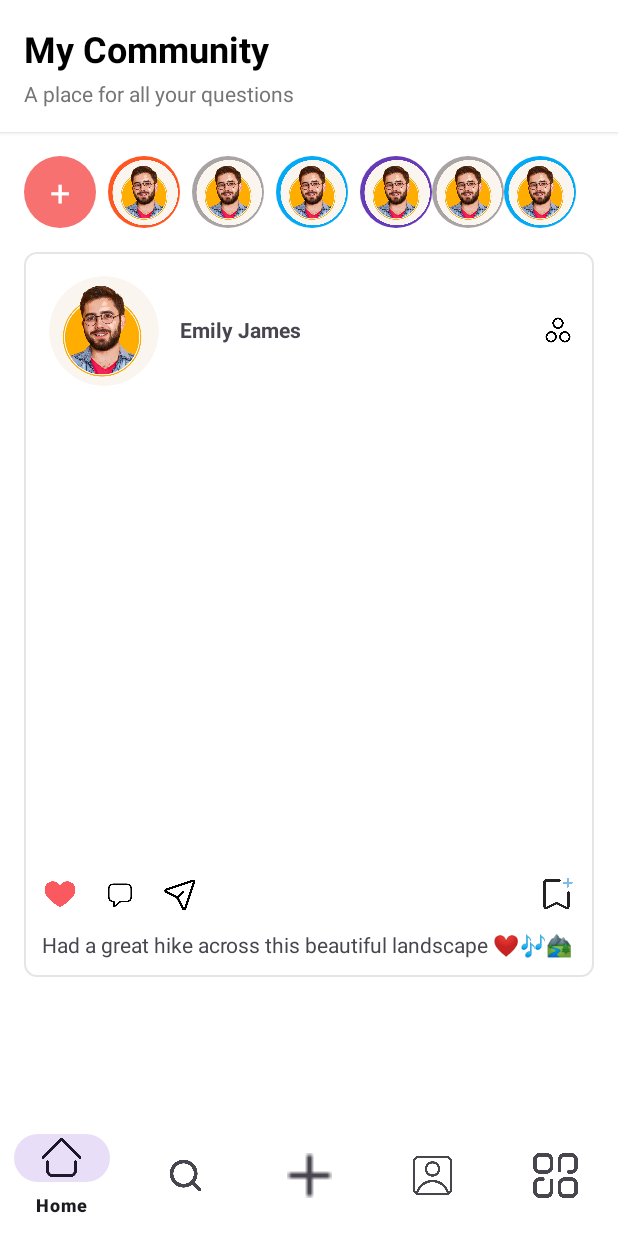
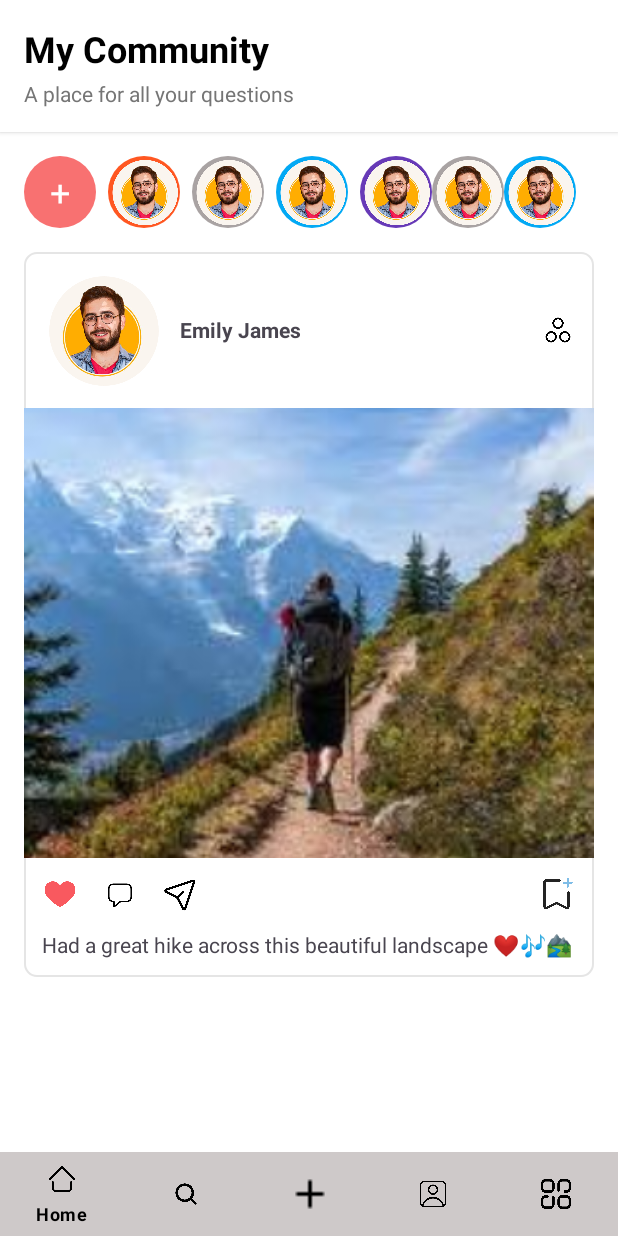
Before and after one commit to faiq0090/connectme, an Android app: the HomeFragment screen opened directly, with no data from a screen before it, on a phone screen of 412 x 824 dp. Run offline under Robolectric (Android 15) with nearby library versions, the phone set to English and light mode, and no system bars.

Commit message:
home-screen

```diff
--- a/app/src/main/res/layout/activity_bottom_navigation.xml
+++ b/app/src/main/res/layout/activity_bottom_navigation.xml
@@ -22,8 +22,9 @@
         app:layout_constraintEnd_toEndOf="parent"
         app:layout_constraintBottom_toBottomOf="parent"
         app:menu="@menu/bottom_menu"
-        android:background="#ffffff"
-        app:itemIconSize="30dp"
+        style="@style/CustomBottomNavStyle"
+        android:background="#CEC9C9"
+        app:itemIconSize="20dp"
 
         />
 
--- a/app/src/main/res/layout/fragment_home.xml
+++ b/app/src/main/res/layout/fragment_home.xml
@@ -184,6 +184,7 @@
                         android:id="@+id/ivPostImage"
                         android:layout_width="match_parent"
                         android:layout_height="300dp"
+                        android:src="@drawable/hiking"
                         android:scaleType="centerCrop"/>
 
                     <!-- Post Actions -->
--- a/app/src/main/res/values/colors.xml
+++ b/app/src/main/res/values/colors.xml
@@ -5,4 +5,5 @@
     <color name="brown_primary">#6B4F3F</color>
     <color name="text_gray">#666666</color>
     <color name="hint_gray">#BBBBBB</color>
+    <color name="btm_gray">#8A8A86</color>
 </resources>
--- /dev/null
+++ b/app/src/main/res/values/styes.xml
@@ -0,0 +1,9 @@
+<?xml version="1.0" encoding="utf-8"?>
+<resources>
+    <style name="CustomBottomNavStyle" parent="Widget.MaterialComponents.BottomNavigationView">
+        <item name="itemIconTint">@android:color/black</item>
+        <item name="itemTextColor">@android:color/black</item>
+        <item name="itemRippleColor">@android:color/transparent</item>
+        <item name="android:background">@color/btm_gray</item>
+    </style>
+</resources>
--- a/app/src/main/res/values/themes.xml
+++ b/app/src/main/res/values/themes.xml
@@ -6,4 +6,6 @@
     </style>
 
     <style name="Theme.Connectme" parent="Base.Theme.Connectme" />
+
+
 </resources>
```
Also changed, not shown: app/src/main/res/drawable/hiking.jpeg (added).
